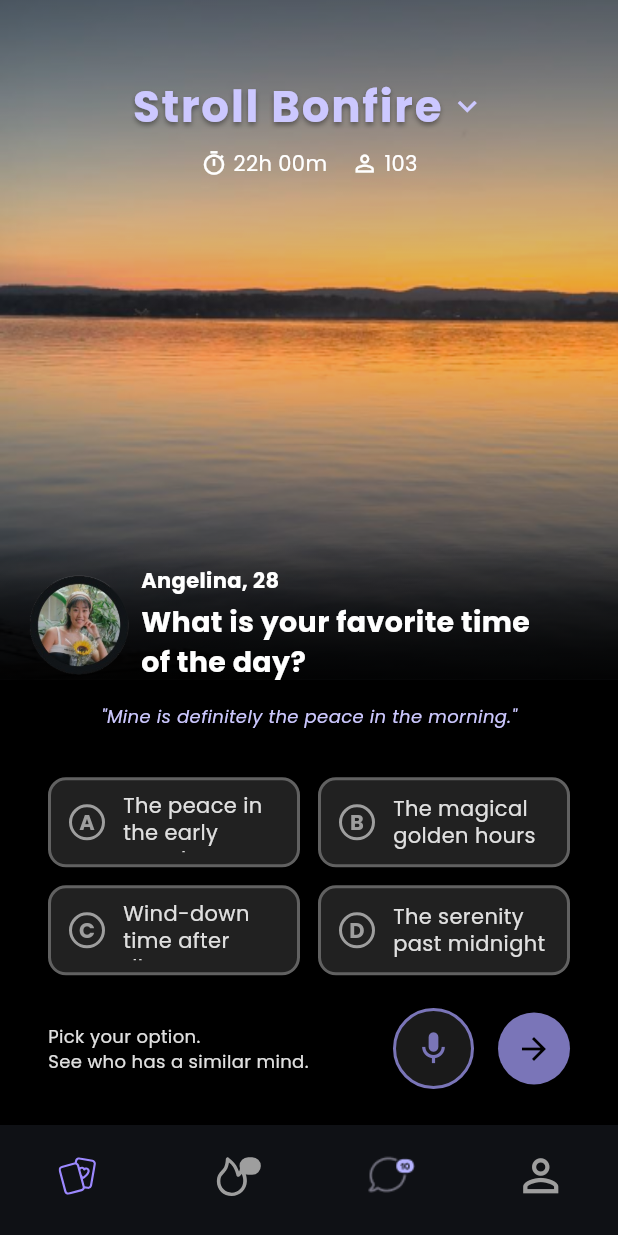
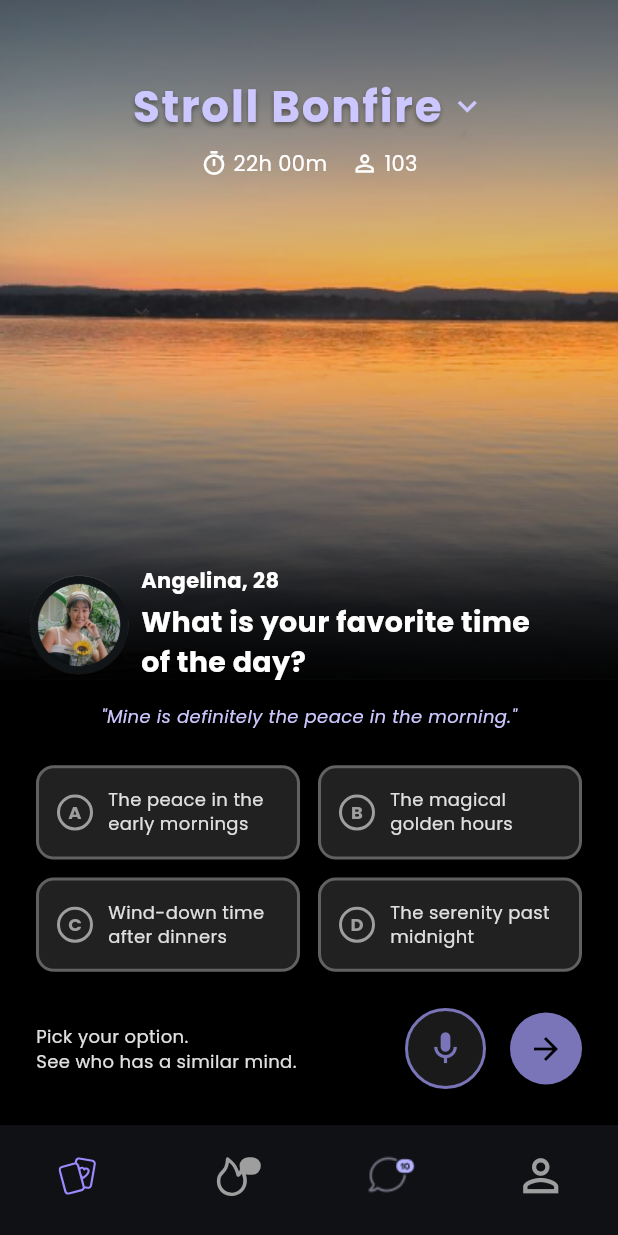
Before and after one commit to mjkdave05/stroll_app, a Flutter app: the screen it shows after launch, on a phone screen of 412 x 824 dp. Run offline on Flutter 3.47's test engine with Material 3 defaults, Android fonts, the light colour scheme and no system bars; our stand-ins replace flutter_svg, google_fonts.

Commit message:
project completed

```diff
--- a/lib/widgets/poll_widget.dart
+++ b/lib/widgets/poll_widget.dart
@@ -39,7 +39,7 @@ class PollWidget extends StatelessWidget {
                       mainAxisSpacing: 12.0,
                       childAspectRatio: 2.8, // Adjusted for proper option layout
                     ),
-                    padding: const EdgeInsets.all(16.0),
+                    padding: const EdgeInsets.all(8.0),
                     itemBuilder: (context, index) {
                       final option = viewModel.pollOptions[index];
                       final isSelected = option.isSelected;
@@ -76,19 +76,19 @@ class PollWidget extends StatelessWidget {
                                   '${String.fromCharCode(65 + index)}', // A, B, C, D
                                   style: TextStyle(
                                     color: isSelected ? Colors.white : Colors.grey[500]!, // White text when selected
-                                    fontSize: 14.0,
+                                    fontSize: 12.0,
                                     fontWeight: FontWeight.bold,
                                   ),
                                 ),
                               ),
-                              SizedBox(width: 12.0),
+                              SizedBox(width: 10.0),
                               // Poll Option Text
                               Expanded(
                                 child: Text(
                                   option.option,
                                   style: TextStyle(
                                     color: isSelected ? Colors.white : Colors.grey[300], // Text color for selected and unselected
-                                    fontSize: 14.0,
+                                    fontSize: 12.0,
                                     height: 1.3, // Line height for wrapping text
                                   ),
                                 ),
@@ -102,7 +102,7 @@ class PollWidget extends StatelessWidget {
                 ),
 
                 Padding(
-                  padding: const EdgeInsets.symmetric(horizontal: 16.0, vertical: 8.0),
+                  padding: const EdgeInsets.symmetric(horizontal: 8.0, vertical: 8.0),
                   child: Row(
                     mainAxisAlignment: MainAxisAlignment.spaceBetween,
                     children: [
```
